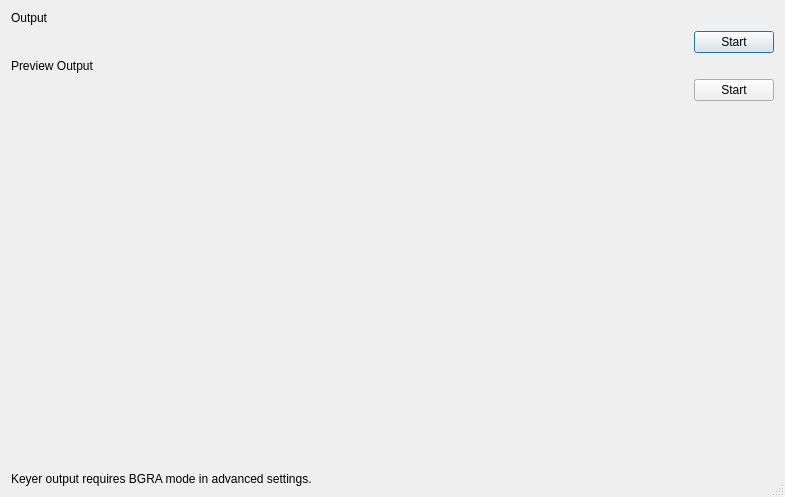
Before: the Qt Designer form UI/frontend-plugins/decklink-output-ui/forms/output.ui in lfdevs/obs-studio, drawn with Qt 5.
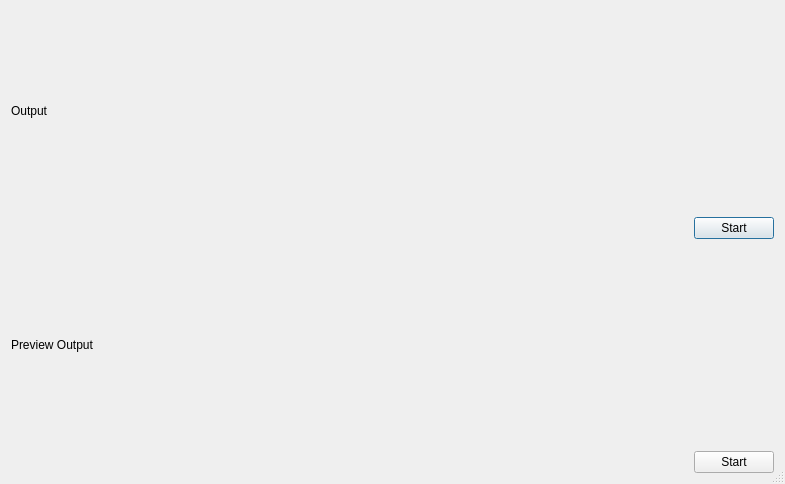
After: the same form once the commit is applied.

The edit to the form file:
```diff
--- a/UI/frontend-plugins/decklink-output-ui/forms/output.ui
+++ b/UI/frontend-plugins/decklink-output-ui/forms/output.ui
@@ -7,7 +7,7 @@
     <x>0</x>
     <y>0</y>
     <width>785</width>
-    <height>497</height>
+    <height>484</height>
    </rect>
   </property>
   <property name="sizePolicy">
@@ -106,26 +106,6 @@
      </item>
     </layout>
    </item>
-   <item>
-    <spacer name="verticalSpacer">
-     <property name="orientation">
-      <enum>Qt::Vertical</enum>
-     </property>
-     <property name="sizeHint" stdset="0">
-      <size>
-       <width>20</width>
-       <height>40</height>
-      </size>
-     </property>
-    </spacer>
-   </item>
-   <item>
-    <widget class="QLabel" name="keyerLabel">
-     <property name="text">
-      <string>Keyer output requires BGRA mode in advanced settings.</string>
-     </property>
-    </widget>
-   </item>
   </layout>
  </widget>
  <resources/>
```
